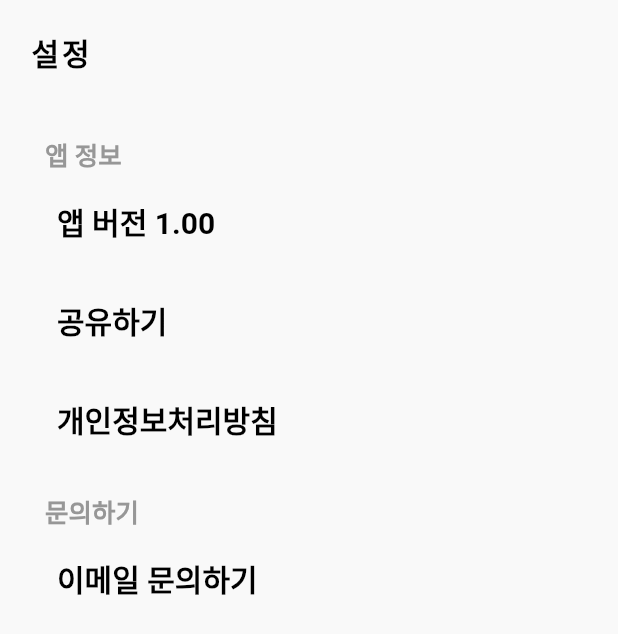
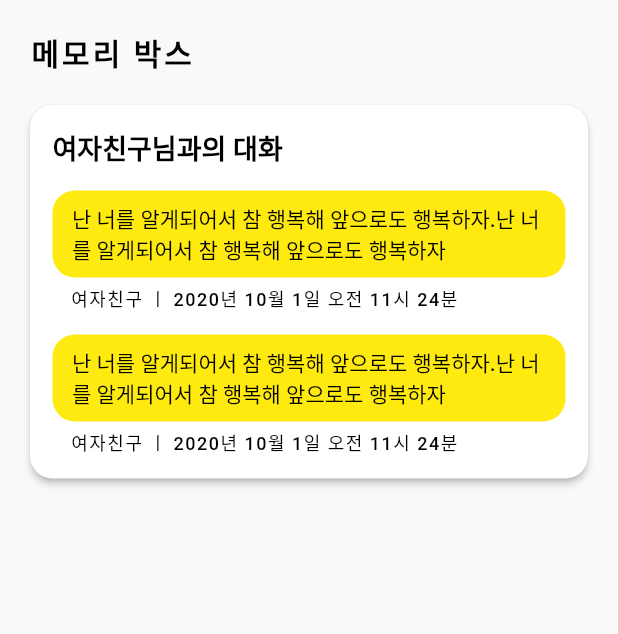
Before and after one commit to meannnj/katalkhae, a Flutter app: the MemoryScreen screen opened directly, on a phone screen of 412 x 824 dp. Shown: the top 634 px of the screen. Run offline on Flutter 3.47's test engine with Material 2 defaults, Android fonts, the phone set to English and light mode, and no system bars; our stand-ins replace file_picker, logger; missing offline and left inert: file_picker_cross.

Commit message:
main 클래스이름 변경, 메모리추가, 결과,설정 변경

```diff
--- a/lib/main.dart
+++ b/lib/main.dart
@@ -30,8 +30,7 @@ class MyApp extends StatelessWidget {
           body: TabBarView(
             //physics: NeverScrollableScrollPhysics(),//손으로 좌우 스크롤하는걸 막는다
             children: [
-              const ItemScreen(),
-              //HomeScreen(),
+              MainScreen(),
               ResultScreen(),
               MemoryScreen(),
               MoreScreen(),
--- a/lib/screens/main_screen.dart
+++ b/lib/screens/main_screen.dart
@@ -3,14 +3,9 @@ import 'package:flutter/material.dart';
 import 'package:katalkhae/config/palette.dart';
 import 'analyze_katalk_choice.dart';
 
-class ItemScreen extends StatefulWidget {
-  const ItemScreen({Key? key}) : super(key: key);
+class MainScreen extends StatelessWidget {
+  //const ItemScreen({Key? key}) : super(key: key);
 
-  @override
-  _ItemScreenState createState() => _ItemScreenState();
-}
-
-class _ItemScreenState extends State<ItemScreen> {
   @override
   Widget build(BuildContext context) {
     return Scaffold(
--- a/lib/screens/memory_screen.dart
+++ b/lib/screens/memory_screen.dart
@@ -18,9 +18,9 @@ class MemoryScreen extends StatelessWidget {
               crossAxisAlignment: CrossAxisAlignment.start,
               children: [
                 const Padding(
-                  padding: EdgeInsets.only(top: 20.0, bottom: 20.0),
+                  padding: EdgeInsets.only(top: 20, bottom: 20),
                   child: Text(
-                    '설정',
+                    '메모리 박스',
                     style: TextStyle(
                       fontSize: 20,
                       letterSpacing: 2.0,
@@ -29,115 +29,125 @@ class MemoryScreen extends StatelessWidget {
                     ),
                   ),
                 ),
-
-                const SizedBox(
-                  height: 20,
+                Column(
+                  mainAxisAlignment: MainAxisAlignment.center,
+                  children: [
+                    ElevatedButton(
+                      onPressed: () {},
+                      style: ElevatedButton.styleFrom(
+                        padding: EdgeInsets.zero,
+                        minimumSize: const Size(390, 50),
+                        primary: Colors.white, // background
+                        //onPrimary: Palette.mainColor, //foreground
+                        shape: RoundedRectangleBorder(
+                            borderRadius: BorderRadius.circular(15.0)),
                       ),
-
-                Padding(
-                  padding: EdgeInsets.only(left:10),
+                      // decoration: const BoxDecoration(
+                      //   color: Colors.white,
+                      //   // border: Border.all(
+                      //   //   color: Colors.red,
+                      //   // ),
+                      //   borderRadius: BorderRadius.all(Radius.circular(15.0)),
+                      // ),
                       child: Column(
-                    //mainAxisAlignment: MainAxisAlignment.center,
+                        children: [
+                          Container(
+                            padding: const EdgeInsets.only(top:15,bottom:15, left:15,right:15),
+                            child: Column(
                                 crossAxisAlignment: CrossAxisAlignment.start,
-                    children: [
+                                children: <Widget>[
                                   const Text(
-                        '앱 정보',
+                                    '여자친구님과의 대화',
                                     style: TextStyle(
-                          color: Palette.disableColor,
-                          fontSize: 17,
+                                      color: Colors.black,
+                                      fontSize: 18.0,
                                       fontWeight: FontWeight.bold,
                                     ),
                                   ),
+                                  const SizedBox(
+                                    height:15,
+                                  ),
 
                                   TextButton(
-                          onPressed: (){},
-                          child:const Padding(
-                            padding: EdgeInsets.only(top:10,bottom:10),
-                            child: Text(
-                              '앱 버전 1.00',
-                              style: TextStyle(
-                                color: Colors.black,
-                                fontSize: 20,
-                                fontWeight: FontWeight.bold,
+                                      onPressed: () {},
+                                      style: TextButton.styleFrom(
+                                        primary: Colors.black,
+                                        minimumSize: const Size(390, 40),
+                                        backgroundColor: Palette.talkColor,
+                                        shape: RoundedRectangleBorder(
+                                          borderRadius:
+                                          BorderRadius.circular(15),
+                                          //side: BorderSide(color: Colors.red)
                                         ),
                                       ),
+                                      child: Flexible(
+                                        child: Container(
+                                          padding: const EdgeInsets.only(left:5,right:5),
+                                            alignment: Alignment(-1,0),
+                                            child: Text('난 너를 알게되어서 참 행복해 앞으로도 행복하자.난 너를 알게되어서 참 행복해 앞으로도 행복하자')),
+                                      )),
+
+                                  const SizedBox(
+                                    height:5,
                                   ),
-                          style: TextButton.styleFrom(
-                            //backgroundColor: Colors.white,
-                            primary: Colors.black,
-                          )
+
+                                  const Text(
+                                    '   여자친구 ㅣ 2020년 10월 1일 오전 11시 24분',
+                                    style: TextStyle(
+                                      letterSpacing: 1.0,
+                                      fontSize: 12,
+                                      color: Colors.black,
+                                      //fontWeight: FontWeight.bold,
+                                    ),
+                                  ),
+                                  const SizedBox(
+                                    height: 15,
                                   ),
                                   TextButton(
-                          onPressed: (){},
-                          child:const Padding(
-                            padding: EdgeInsets.only(top:10,bottom:10),
-                            child: Text(
-                              '공유하기',
-                              style: TextStyle(
-                                color: Colors.black,
-                                fontSize: 20,
-                                fontWeight: FontWeight.bold,
+                                      onPressed: () {},
+                                      style: TextButton.styleFrom(
+                                        primary: Colors.black,
+                                        minimumSize: const Size(390, 40),
+                                        backgroundColor: Palette.talkColor,
+                                        shape: RoundedRectangleBorder(
+                                          borderRadius:
+                                          BorderRadius.circular(15),
+                                          //side: BorderSide(color: Colors.red)
                                         ),
                                       ),
+                                      child: Flexible(
+                                        child: Container(
+                                            padding: const EdgeInsets.only(left:5,right:5),
+                                            alignment: Alignment(-1,0),
+                                            child: Text('난 너를 알게되어서 참 행복해 앞으로도 행복하자.난 너를 알게되어서 참 행복해 앞으로도 행복하자')),
+                                      )),
+
+                                  const SizedBox(
+                                    height:5,
                                   ),
-                          style: TextButton.styleFrom(
-                            //backgroundColor: Colors.white,
-                            //minimumSize: const Size(390, 40),
-                            primary: Colors.black,
-                          )
-                      ),
-                      TextButton(
-                          onPressed: (){},
-                          child: const Padding(
-                            padding: EdgeInsets.only(top:10,bottom:10),
-                            child: Text(
-                              '개인정보처리방침',
+
+                                  const Text(
+                                    '   여자친구 ㅣ 2020년 10월 1일 오전 11시 24분',
                                     style: TextStyle(
+                                      letterSpacing: 1.0,
+                                      fontSize: 12,
                                       color: Colors.black,
-                                fontSize: 20,
-                                fontWeight: FontWeight.bold,
+                                      //fontWeight: FontWeight.bold,
                                     ),
                                   ),
+                                ]),
                           ),
-                          style: TextButton.styleFrom(
-                            //backgroundColor: Colors.white,
-                            primary: Colors.black,
-                          )
+                        ],
+                      ),
                     ),
 
                     const SizedBox(
-                        height: 15,
+                      height: 15.0,
                     ),
 
-                      const Text(
-                        '문의하기',
-                        style: TextStyle(
-                          color: Palette.disableColor,
-                          fontSize: 17,
-                          fontWeight: FontWeight.bold,
-                        ),
-                      ),
 
-                      TextButton(
-                          onPressed: (){},
-                          child:const Padding(
-                            padding: EdgeInsets.only(top:10,bottom:10),
-                            child: Text(
-                              '이메일 문의하기',
-                              style: TextStyle(
-                                color: Colors.black,
-                                fontSize: 20,
-                                fontWeight: FontWeight.bold,
-                              ),
-                            ),
-                          ),
-                          style: TextButton.styleFrom(
-                            //backgroundColor: Colors.white,
-                            primary: Colors.black,
-                          )
-                      ),
+
                   ],
-                  ),
                 )
               ],
             ),
--- a/lib/screens/more_screen.dart
+++ b/lib/screens/more_screen.dart
@@ -12,7 +12,7 @@ class MoreScreen extends StatelessWidget {
       body: SingleChildScrollView(
         scrollDirection: Axis.vertical,
         child: SafeArea(
-          child: Padding(
+          child: Container(
             padding: const EdgeInsets.only(top: 0, left: 20, right: 20),
             child: Column(
               crossAxisAlignment: CrossAxisAlignment.start,
--- a/lib/screens/result_screen.dart
+++ b/lib/screens/result_screen.dart
@@ -13,7 +13,7 @@ class ResultScreen extends StatelessWidget {
       body: SingleChildScrollView(
         scrollDirection: Axis.vertical,
         child: SafeArea(
-          child: Padding(
+          child: Container(
             padding: const EdgeInsets.only(top: 0, left: 20, right: 20),
             child: Column(
               crossAxisAlignment: CrossAxisAlignment.start,
@@ -48,18 +48,19 @@ class ResultScreen extends StatelessWidget {
                                       '지난 1년 우리는 서로를 얼마나 사랑했을까?',
                                       style: TextStyle(
                                         color: Palette.mainColor,
-                                        fontSize: 12.0,
+                                        fontSize: 14,
                                         fontWeight: FontWeight.bold,
                                       ),
                                     ),
                                     SizedBox(
                                       height: 5.0,
                                     ),
+
                                     Text(
                                       'ver. 연인ㅣ레오,알리스',
                                       style: TextStyle(
                                         letterSpacing: 1.0,
-                                        fontSize: 10,
+                                        fontSize: 12,
                                         color: Palette.disableColor,
                                         fontWeight: FontWeight.bold,
                                       ),
@@ -71,7 +72,7 @@ class ResultScreen extends StatelessWidget {
                                       '2020.10.01 ~ 2021.10.01',
                                       style: TextStyle(
                                         //letterSpacing: 1.0,
-                                        fontSize: 10,
+                                        fontSize: 12,
                                         color: Palette.disableColor,
                                       ),
                                     ),
```
Lines whose indentation alone changed are shown as unchanged.
